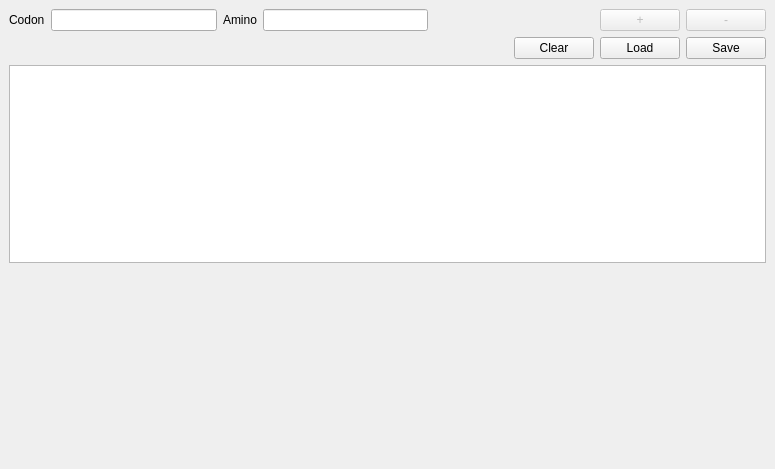
Above: mainwindow.ui from Cynnabarflower/lab2_2020 before the change. Below: the same form after it.
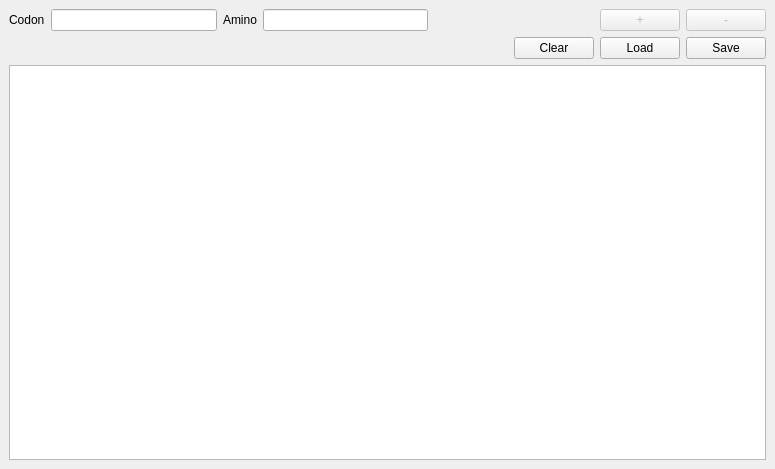
That is the form after the change.

The edit to the form file:
```diff
--- a/mainwindow.ui
+++ b/mainwindow.ui
@@ -139,19 +139,6 @@
       </item>
      </layout>
     </item>
-    <item row="3" column="0">
-     <spacer name="verticalSpacer">
-      <property name="orientation">
-       <enum>Qt::Vertical</enum>
-      </property>
-      <property name="sizeHint" stdset="0">
-       <size>
-        <width>20</width>
-        <height>40</height>
-       </size>
-      </property>
-     </spacer>
-    </item>
    </layout>
   </widget>
   <widget class="QMenuBar" name="menubar">
```
